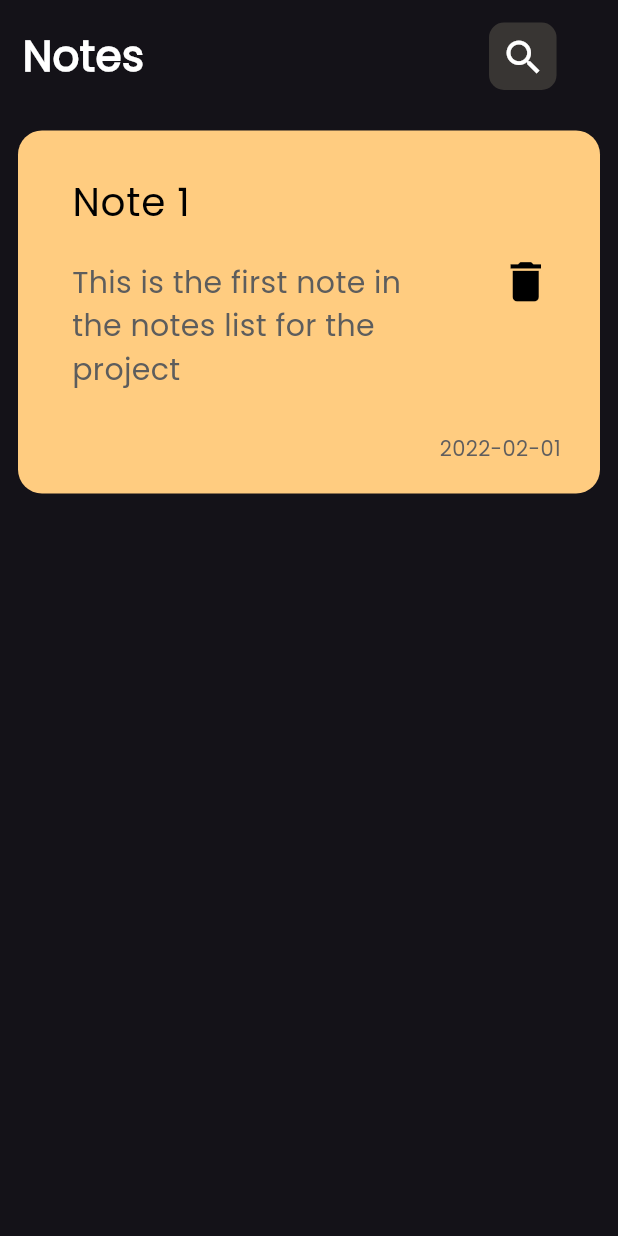
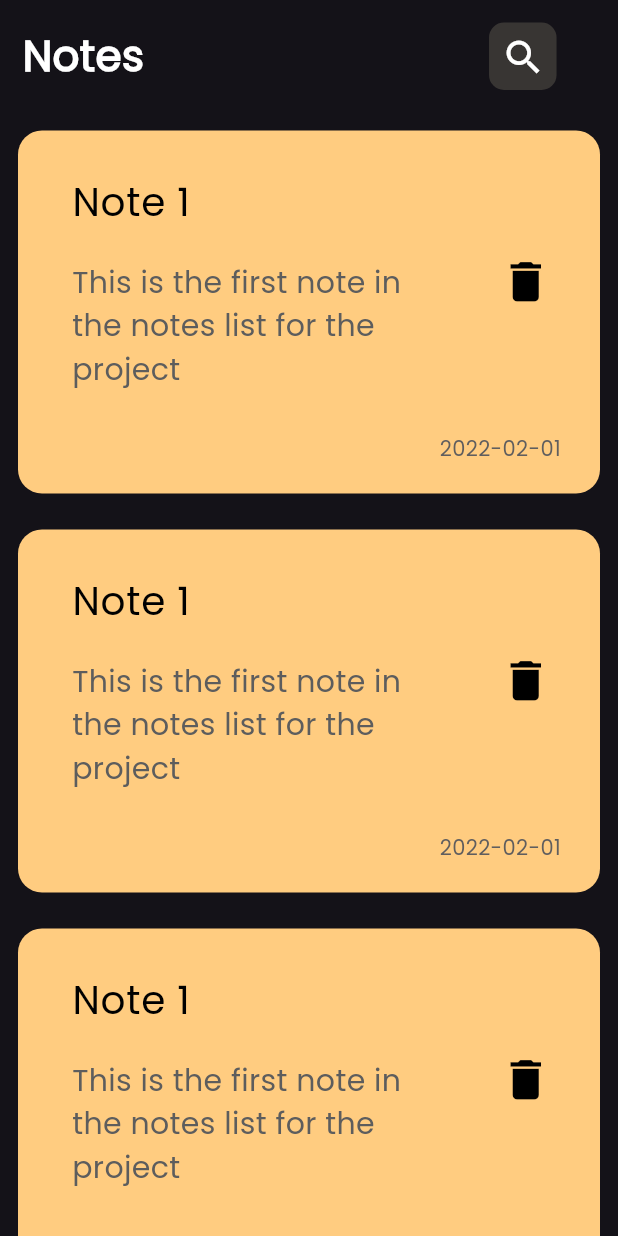
Before and after one commit to MohamedAshraf132/Notes_App, a Flutter app: the screen it shows after launch, on a phone screen of 412 x 824 dp. Run offline on Flutter 3.47's test engine with Material 3 defaults, Android fonts, the phone set to English and light mode, and no system bars.

Commit message:
create notes list view

```diff
--- /dev/null
+++ b/lib/views/widgets/custom_listview.dart
@@ -0,0 +1,16 @@
+import 'package:flutter/material.dart';
+import 'package:notes_app/views/widgets/custom_note_item.dart';
+
+class NotesListView extends StatelessWidget {
+  const NotesListView({super.key});
+
+  @override
+  Widget build(BuildContext context) {
+    return ListView.builder(
+      itemCount: 5,
+      itemBuilder: (context, index) {
+        return CustomNoteItem();
+      },
+    );
+  }
+}
--- a/lib/views/widgets/custom_note_item.dart
+++ b/lib/views/widgets/custom_note_item.dart
@@ -1,9 +1,32 @@
 import 'package:flutter/material.dart';
 
 class CustomNoteItem extends StatelessWidget {
-  List notes = [
+  CustomNoteItem({
+    super.key,
+  });
+  final List notes = [
     {
       'title': 'Note 1',
+      'description': 'This is the first note in the notes list for the project',
+      'date': '2022-02-01',
+    },
+    {
+      'title': 'Note 2',
+      'description': 'This is the first note in the notes list for the project',
+      'date': '2022-02-01',
+    },
+    {
+      'title': 'Note 3',
+      'description': 'This is the first note in the notes list for the project',
+      'date': '2022-02-01',
+    },
+    {
+      'title': 'Note 4',
+      'description': 'This is the first note in the notes list for the project',
+      'date': '2022-02-01',
+    },
+    {
+      'title': 'Note 5',
       'description': 'This is the first note in the notes list for the project',
       'date': '2022-02-01',
     },
--- a/lib/views/widgets/notes_view_body.dart
+++ b/lib/views/widgets/notes_view_body.dart
@@ -1,6 +1,6 @@
 import 'package:flutter/material.dart';
 import 'package:notes_app/views/widgets/custom_appbar.dart';
-import 'package:notes_app/views/widgets/custom_note_item.dart';
+import 'package:notes_app/views/widgets/custom_listview.dart';
 
 class NotesViewBody extends StatelessWidget {
   const NotesViewBody({super.key});
@@ -10,7 +10,7 @@ class NotesViewBody extends StatelessWidget {
     return Column(
       children: [
         CustomAppbar(),
-        CustomNoteItem(),
+        Expanded(child: NotesListView()),
       ],
     );
   }
```
